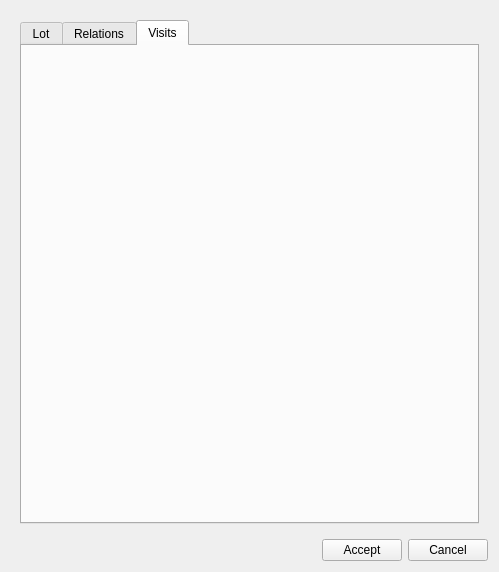
Above: ui/add_lot.ui from Giswater/giswater_qgis_plugin before the change. Below: the same form after it.
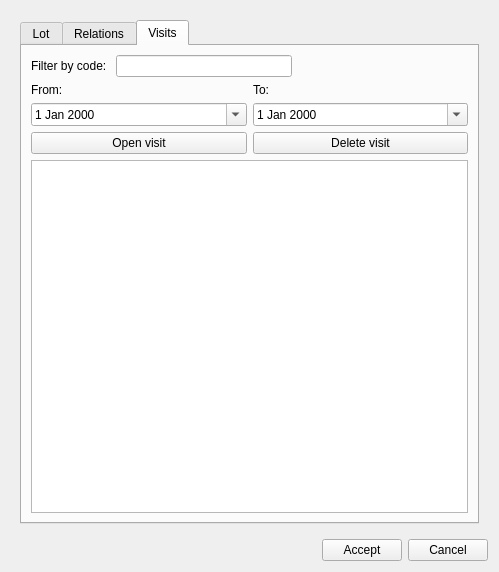
That is the form after the change. The open tabs and pages were chosen to show the change. Icons and pictures are not drawn.

Commit message: wip adding QComboBox into QTableView

```diff
--- a/ui/add_lot.ui
+++ b/ui/add_lot.ui
@@ -668,6 +668,96 @@
          <attribute name="title">
           <string>Visits</string>
          </attribute>
+         <layout class="QVBoxLayout" name="verticalLayout_5">
+          <item>
+           <layout class="QHBoxLayout" name="horizontalLayout_12">
+            <item>
+             <widget class="QLabel" name="lbl_filter">
+              <property name="text">
+               <string>Filter by code: </string>
+              </property>
+             </widget>
+            </item>
+            <item>
+             <widget class="QLineEdit" name="txt_filter"/>
+            </item>
+            <item>
+             <spacer name="horizontalSpacer_10">
+              <property name="orientation">
+               <enum>Qt::Horizontal</enum>
+              </property>
+              <property name="sizeHint" stdset="0">
+               <size>
+                <width>40</width>
+                <height>20</height>
+               </size>
+              </property>
+             </spacer>
+            </item>
+           </layout>
+          </item>
+          <item>
+           <layout class="QHBoxLayout" name="horizontalLayout_13">
+            <item>
+             <layout class="QVBoxLayout" name="verticalLayout_8">
+              <item>
+               <widget class="QLabel" name="label_data_event_from">
+                <property name="text">
+                 <string>From:</string>
+                </property>
+               </widget>
+              </item>
+              <item>
+               <widget class="QDateEdit" name="date_event_from">
+                <property name="calendarPopup">
+                 <bool>true</bool>
+                </property>
+               </widget>
+              </item>
+             </layout>
+            </item>
+            <item>
+             <layout class="QVBoxLayout" name="verticalLayout_7">
+              <item>
+               <widget class="QLabel" name="label_data_event_to">
+                <property name="text">
+                 <string>To:</string>
+                </property>
+               </widget>
+              </item>
+              <item>
+               <widget class="QDateEdit" name="date_event_to">
+                <property name="calendarPopup">
+                 <bool>true</bool>
+                </property>
+               </widget>
+              </item>
+             </layout>
+            </item>
+           </layout>
+          </item>
+          <item>
+           <layout class="QHBoxLayout" name="horizontalLayout_14">
+            <item>
+             <widget class="QPushButton" name="btn_open">
+              <property name="text">
+               <string>Open visit</string>
+              </property>
+             </widget>
+            </item>
+            <item>
+             <widget class="QPushButton" name="btn_delete">
+              <property name="text">
+               <string>Delete visit</string>
+              </property>
+             </widget>
+            </item>
+           </layout>
+          </item>
+          <item>
+           <widget class="QTableView" name="tbl_visit"/>
+          </item>
+         </layout>
         </widget>
        </widget>
       </item>
```
The commit also changes 1 other file.
